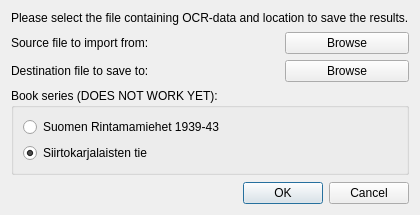
Qt form dataprocessing/qtgui/layouts/importdialog.ui (Learning-from-our-past/kaira-core) before a commit.
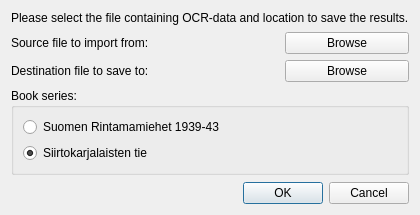
The same form after that commit.

Commit message: - Import dialog in UI now lets user to choose the book series to import from - Some changes to gui-extractor router - Layout changes

The edit to the form file:
```diff
--- a/dataprocessing/qtgui/layouts/importdialog.ui
+++ b/dataprocessing/qtgui/layouts/importdialog.ui
@@ -91,7 +91,7 @@
    <item>
     <widget class="QGroupBox" name="groupBox">
      <property name="title">
-      <string>Book series (DOES NOT WORK YET):</string>
+      <string>Book series:</string>
      </property>
      <layout class="QVBoxLayout" name="verticalLayout_3">
       <item>
```
Left out of the diff: 3 changed lines with no effect on the pictures. The commit also changes 8 other files.
